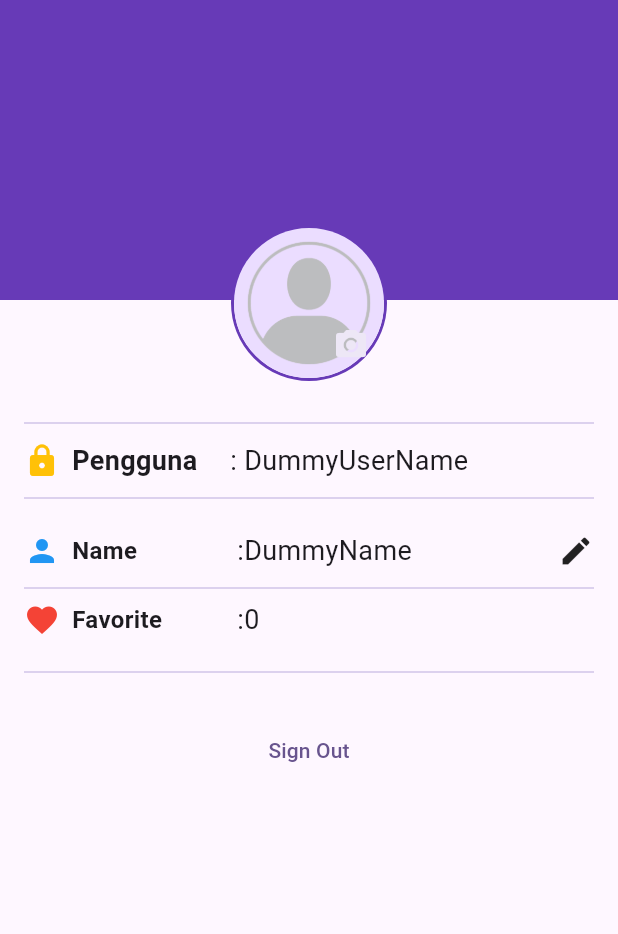
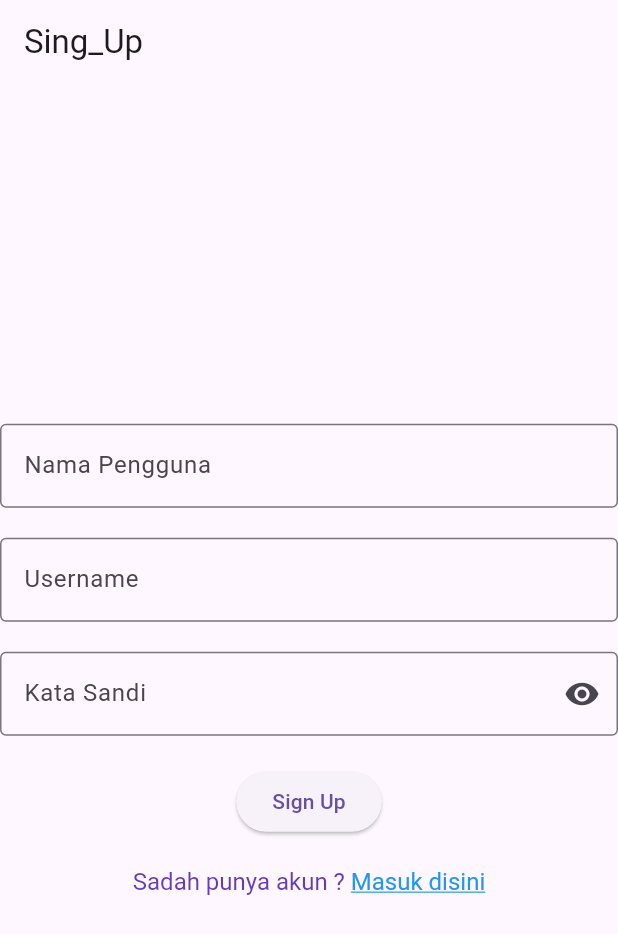
Before and after one commit to 3nol04/11_WisataCandi_TRI_Setainto, a Flutter app: the screen it shows after launch, on a phone screen of 412 x 824 dp. Shown: the top 934 px of the screen. Run offline on Flutter 3.47's test engine with Material 3 defaults, Android fonts, the phone set to English and light mode, and no system bars.

Commit message:
Pertemuan 14

```diff
--- a/lib/main.dart
+++ b/lib/main.dart
@@ -1,6 +1,8 @@
 import 'package:flutter/material.dart';
 import 'package:widget_dasar_flutter2/data/candi_data.dart';
 import 'package:widget_dasar_flutter2/screens/profile_screen.dart';
+import 'package:widget_dasar_flutter2/screens/sing_in_screen.dart';
+import 'package:widget_dasar_flutter2/screens/singup_screen.dart';
 import 'screens/detail_screen.dart';
 
 void main() {
@@ -13,13 +15,16 @@ class MainApp extends StatelessWidget {
   @override
   Widget build(BuildContext context) {
     return MaterialApp(
-      title: 'flutter Demo',
+      title: 'Wisata Candi',
       theme: ThemeData(
-        colorScheme: ColorScheme.fromSeed(seedColor: Colors.deepPurple),
-        useMaterial3: true,
+        appBarTheme: const AppBarTheme(
+          iconTheme: IconThemeData(color: Colors.white),
+        )
       ),
       //home: DetailScreen(candi: candiList[0]),
-      home : const ProfileScreen()
+      //home : const ProfileScreen()
+     // home:  Sing_inScreen(),
+      home:  SingUpScreen(),
     );
   }
 }
--- /dev/null
+++ b/lib/screens/singup_screen.dart
@@ -0,0 +1,113 @@
+import 'package:flutter/gestures.dart';
+import 'package:flutter/material.dart';
+
+class SingUpScreen extends StatefulWidget {
+  SingUpScreen({super.key});
+
+  @override
+  State<SingUpScreen> createState() => _Sing_inScreenState();
+}
+
+class _Sing_inScreenState extends State<SingUpScreen> {
+  //TODO 1 Deklarasi variabel
+  final TextEditingController _nameuserController = TextEditingController();
+  final TextEditingController _usernameController = TextEditingController();
+  final TextEditingController _passwordController = TextEditingController();
+
+  String _errorMessage = "";
+  bool _isSingIn = false;
+  bool _isObscure = false;
+
+  @override
+  Widget build(BuildContext context) {
+    return Scaffold(
+      //TODO @ Pasang Appabar
+      appBar: AppBar(
+        title: const Text("Sing_Up"),
+      ),
+      body: Center(
+        child: Form(
+            child: Column(
+          //TODO 4 Atur MainAxisAlignment dana CrossAxisAlignment\
+          mainAxisAlignment: MainAxisAlignment.center,
+          crossAxisAlignment: CrossAxisAlignment.center,
+          children: [
+            TextFormField(
+              controller: _nameuserController,
+              decoration: const InputDecoration(
+                labelText: "Nama Pengguna",
+                border: OutlineInputBorder(),
+              ),
+            ),
+            //TODO 6. Pasang TextFieldField TextField  Kata Sandi
+            const SizedBox(
+              height: 20,
+            ),
+            //TODO 5. Pasang TextFieldField Nama Pengguna
+            TextFormField(
+              controller: _usernameController,
+              decoration: const InputDecoration(
+                labelText: "Username",
+                border: OutlineInputBorder(),
+              ),
+            ),
+            //TODO 6. Pasang TextFieldField TextField  Kata Sandi
+            const SizedBox(
+              height: 20,
+            ),
+
+            TextFormField(
+              controller: _passwordController,
+              decoration: InputDecoration(
+                labelText: "Kata Sandi",
+                errorText: _errorMessage.isNotEmpty ? _errorMessage : null,
+                border: const OutlineInputBorder(),
+                suffixIcon: IconButton(
+                  onPressed: () {
+                    setState(() {
+                      _isObscure = !_isObscure;
+                    });
+                  },
+                  icon: Icon(
+                      _isObscure ? Icons.visibility_off : Icons.visibility),
+                ),
+              ),
+              obscureText: _isObscure,
+            ),
+            //TODO 7. Pasang TextFieldField TextField  Tombol Sign In
+            const SizedBox(
+              height: 20,
+            ),
+            ElevatedButton(
+              onPressed: () {},
+              child: const Text("Sign Up"),
+            ),
+            const SizedBox(
+              height: 20,
+            ),
+            //TODO 8. Pasang TextFieldField TextField  Tombol Sign Up
+            // TextButton(
+            //   onPressed: () {},
+            //   child: const Text("Belum punya akun ? Daftar disini"),
+            // )
+            RichText(
+                text: TextSpan(
+                    text: "Sadah punya akun ? ",
+                    style:
+                        const TextStyle(fontSize: 16, color: Colors.deepPurple),
+                    children: [
+                  TextSpan(
+                      text: "Masuk disini",
+                      style: const TextStyle(
+                        fontSize: 16,
+                        color: Colors.blue,
+                        decoration: TextDecoration.underline,
+                      ),
+                      recognizer: TapGestureRecognizer()..onTap = () {})
+                ]))
+          ],
+        )),
+      ),
+    );
+  }
+}
```
Also changed, not shown: lib/screens/sing_in_screen.dart (added, +104 -0 lines).
